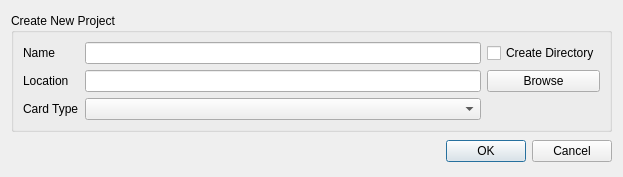
Before: the Qt Designer form Src/dlgnewproject.ui in DomDumont/CartaGen, drawn with Qt 5.
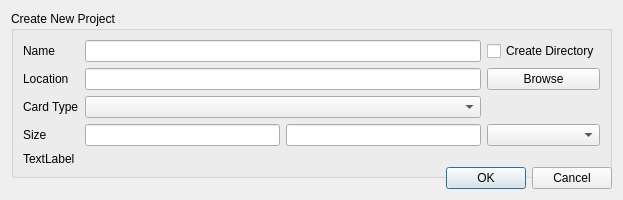
After: the same form once the commit is applied.

Commit message: Some UI Tests ... ( Yes I am really slow ).

```diff
--- a/Src/dlgnewproject.ui
+++ b/Src/dlgnewproject.ui
@@ -7,7 +7,7 @@
     <x>0</x>
     <y>0</y>
     <width>623</width>
-    <height>177</height>
+    <height>200</height>
    </rect>
   </property>
   <property name="sizePolicy">
@@ -25,7 +25,7 @@
   <property name="maximumSize">
    <size>
     <width>723</width>
-    <height>177</height>
+    <height>450</height>
    </size>
   </property>
   <property name="windowTitle">
@@ -53,9 +53,6 @@
       <property name="sizeConstraint">
        <enum>QLayout::SetMinimumSize</enum>
       </property>
-      <item row="1" column="2">
-       <widget class="QLineEdit" name="lineEditLocation"/>
-      </item>
       <item row="2" column="0">
        <widget class="QLabel" name="label_3">
         <property name="text">
@@ -77,9 +74,6 @@
         </property>
        </widget>
       </item>
-      <item row="0" column="2">
-       <widget class="QLineEdit" name="lineEditName"/>
-      </item>
       <item row="0" column="3">
        <widget class="QCheckBox" name="checkBoxCreateDir">
         <property name="text">
@@ -94,9 +88,38 @@
         </property>
        </widget>
       </item>
-      <item row="2" column="2">
+      <item row="3" column="3">
+       <widget class="QComboBox" name="comboBox"/>
+      </item>
+      <item row="3" column="0">
+       <widget class="QLabel" name="label_5">
+        <property name="text">
+         <string>Size</string>
+        </property>
+       </widget>
+      </item>
+      <item row="1" column="1" colspan="2">
+       <widget class="QLineEdit" name="lineEditLocation"/>
+      </item>
+      <item row="3" column="1">
+       <widget class="QLineEdit" name="lineEdit"/>
+      </item>
+      <item row="0" column="1" colspan="2">
+       <widget class="QLineEdit" name="lineEditName"/>
+      </item>
+      <item row="2" column="1" colspan="2">
        <widget class="QComboBox" name="comboBoxCardType"/>
       </item>
+      <item row="3" column="2">
+       <widget class="QLineEdit" name="lineEdit_2"/>
+      </item>
+      <item row="4" column="0">
+       <widget class="QLabel" name="label_4">
+        <property name="text">
+         <string>TextLabel</string>
+        </property>
+       </widget>
+      </item>
      </layout>
     </widget>
    </item>
```
